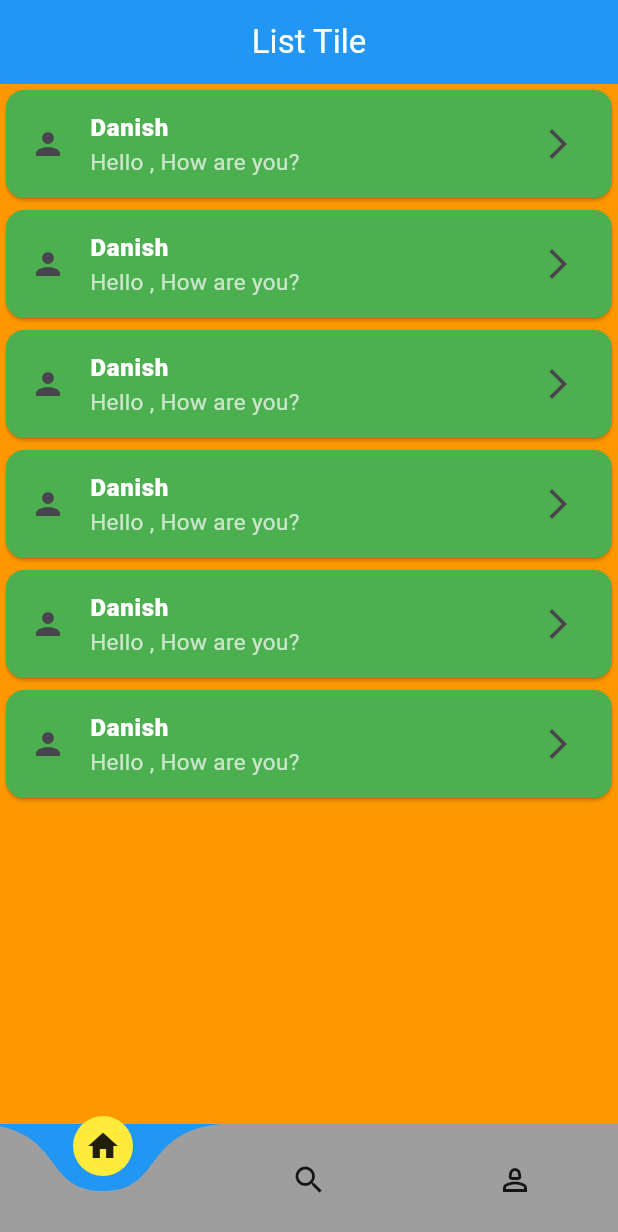
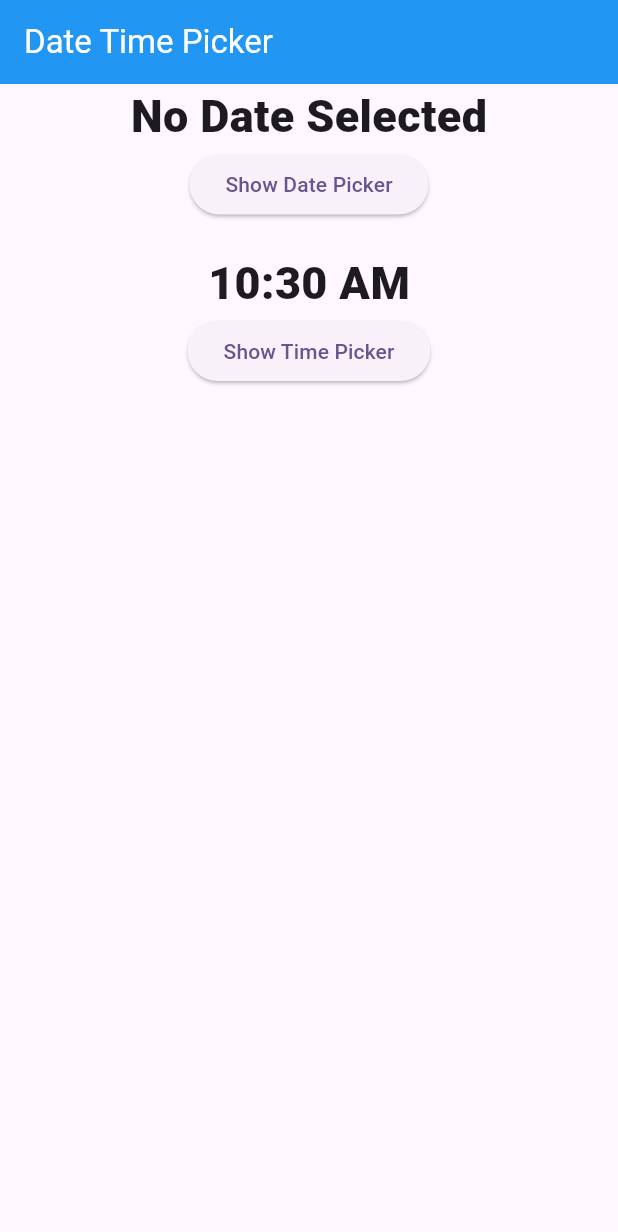
Before and after one commit to AbRehman536/Flutter_sec_9, a Flutter app: the screen it shows after launch, on a phone screen of 412 x 824 dp. Shown: the top 1232 px of the screen. Run offline on Flutter 3.47's test engine with Material 3 defaults, Android fonts, the light colour scheme and no system bars; drawn by our look-alikes of curved_navigation_bar; our stand-ins replace smooth_page_indicator.

Commit message:
Date Time Picker done

```diff
--- /dev/null
+++ b/lib/date_time_picker.dart
@@ -0,0 +1,58 @@
+import 'package:flutter/material.dart';
+import 'package:intl/intl.dart';
+
+class DateTimePicker extends StatefulWidget {
+  const DateTimePicker({super.key});
+
+  @override
+  State<DateTimePicker> createState() => _DateTimePickerState();
+}
+
+class _DateTimePickerState extends State<DateTimePicker> {
+  DateTime? selectedDate;
+  TimeOfDay selectedTime = TimeOfDay.now();
+
+  @override
+  Widget build(BuildContext context) {
+    return Scaffold(
+      appBar: AppBar(
+        title: Text("Date Time Picker"),
+        backgroundColor: Colors.blue,
+        foregroundColor: Colors.white,
+      ),
+      body: Center(child: Column(children: [
+        Text(
+          selectedDate == null ? "No Date Selected":
+          DateFormat.yMMMMEEEEd().format(selectedDate!),
+          style: TextStyle(fontWeight: FontWeight.w900,fontSize: 30),
+        ),
+        ElevatedButton(onPressed: (){
+          showDatePicker(
+              context: context,
+              firstDate: DateTime.now(),
+              lastDate: DateTime(2100)).then((value){
+                setState(() {
+                  selectedDate = value;
+                });
+          });
+        }, child: Text("Show Date Picker")),
+        SizedBox(height: 20,),
+        Text(
+          selectedTime.format(context).toString(),
+          style: TextStyle(
+            fontSize: 30, fontWeight: FontWeight.w900,
+          ),
+        ),
+        ElevatedButton(onPressed: (){
+          showTimePicker(
+              context: context,
+              initialTime: TimeOfDay.now()).then((value){
+                setState(() {
+                  selectedTime = value!;
+                });
+          });
+        }, child: Text("Show Time Picker"))
+      ],),),
+    );
+  }
+}
--- a/lib/main.dart
+++ b/lib/main.dart
@@ -3,6 +3,7 @@ import 'package:flutter_sec_9/assets_images.dart';
 import 'package:flutter_sec_9/bottom_bar_demo.dart';
 import 'package:flutter_sec_9/bottom_sheet.dart';
 import 'package:flutter_sec_9/curved_bottom_bar_demo.dart';
+import 'package:flutter_sec_9/date_time_picker.dart';
 import 'package:flutter_sec_9/dialogbox.dart';
 import 'package:flutter_sec_9/floating_action_button.dart';
 import 'package:flutter_sec_9/floating_action_button_extended.dart';
@@ -51,7 +52,7 @@ class MyApp extends StatelessWidget {
         // tested with just a hot reload.
         colorScheme: ColorScheme.fromSeed(seedColor: Colors.deepPurple),
       ),
-      home: CurvedBarDemo(),
+      home: DateTimePicker(),
     );
   }
 }
--- a/pubspec.yaml
+++ b/pubspec.yaml
@@ -37,6 +37,7 @@ dependencies:
   smooth_page_indicator: ^1.2.1
   flutter_staggered_grid_view: ^0.7.0
   curved_navigation_bar: ^1.0.6
+  intl: ^0.20.2
 
 
 dev_dependencies:
```
Also changed, not shown: pubspec.lock.
